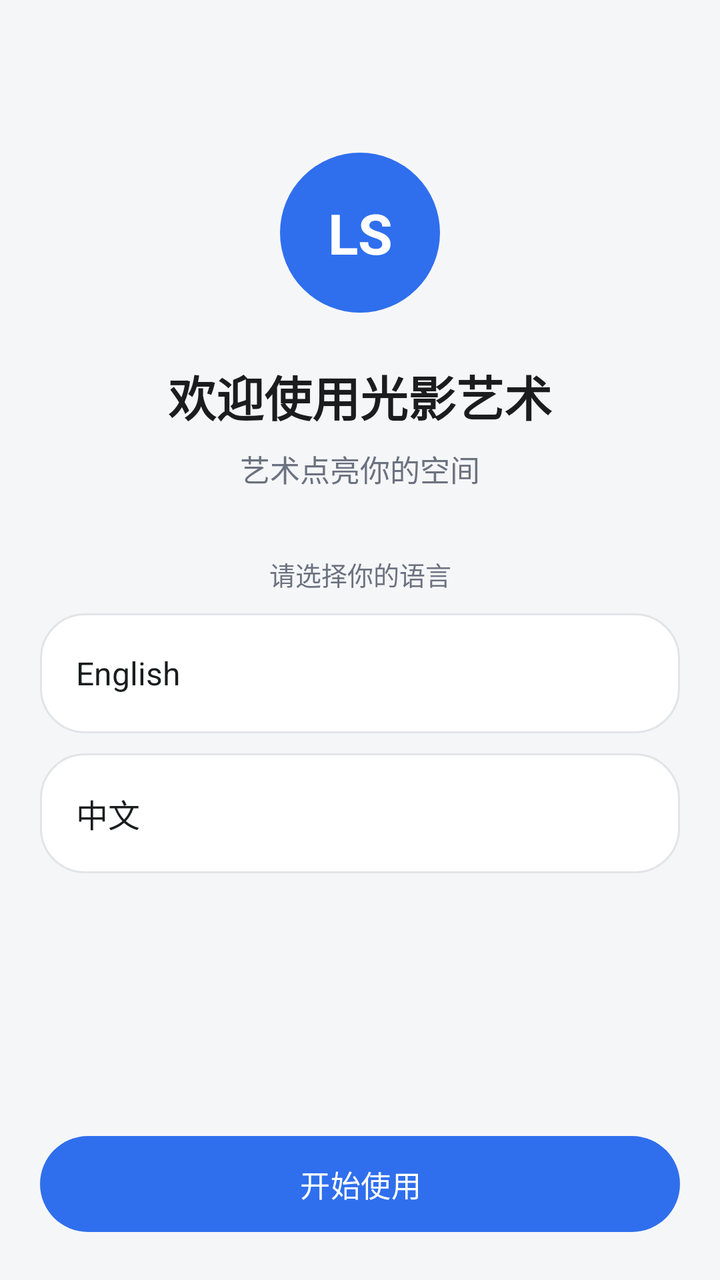
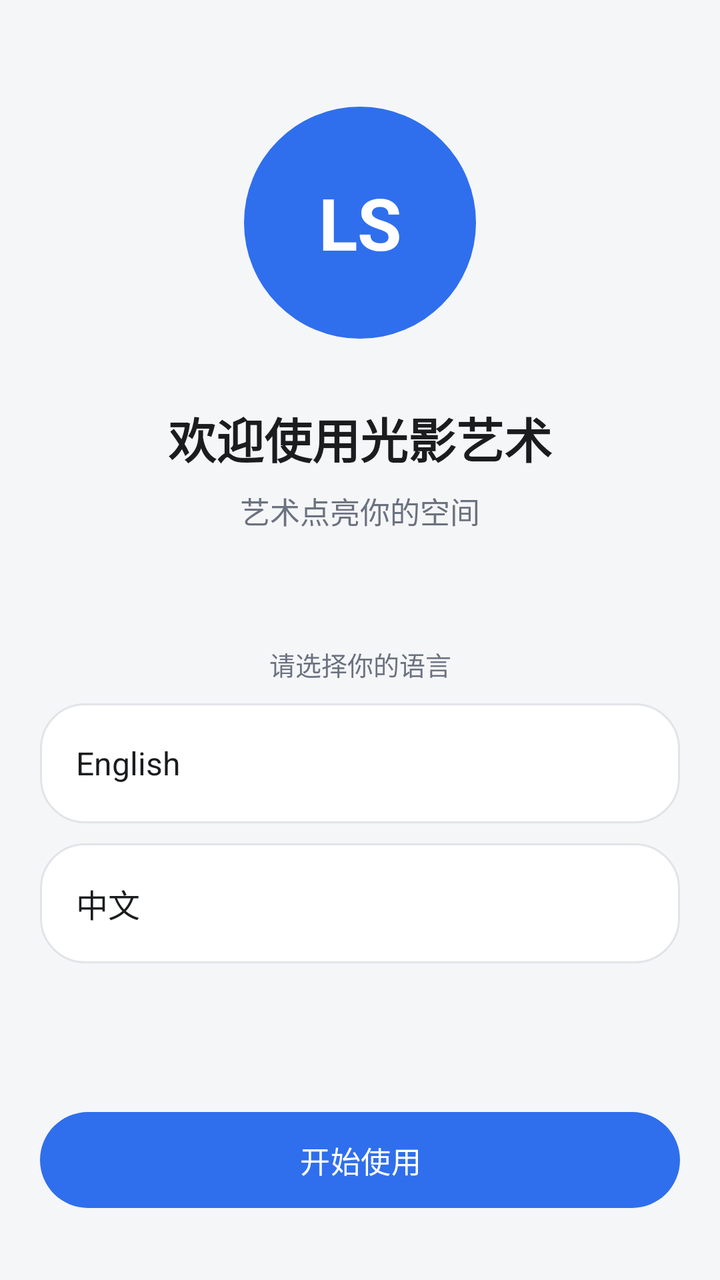

Compare the two renders of this Android layout. The source of the first and the diff that turns it into the second are given below.
<!-- AndroidManifest.xml: application theme Theme.LightShadowArtPhone -->
<!-- res/layout/activity_welcome.xml -->
<?xml version="1.0" encoding="utf-8"?>
<LinearLayout xmlns:android="http://schemas.android.com/apk/res/android"
    xmlns:app="http://schemas.android.com/apk/res-auto"
    android:layout_width="match_parent"
    android:layout_height="match_parent"
    android:background="@color/app_bg"
    android:orientation="vertical">

    <ScrollView
        android:layout_width="match_parent"
        android:layout_height="0dp"
        android:layout_weight="1"
        android:clipToPadding="false"
        android:fillViewport="true">

        <LinearLayout
            android:layout_width="match_parent"
            android:layout_height="wrap_content"
            android:orientation="vertical"
            android:paddingStart="@dimen/page_horizontal_padding"
            android:paddingTop="@dimen/page_vertical_padding"
            android:paddingEnd="@dimen/page_horizontal_padding"
            android:paddingBottom="@dimen/page_vertical_padding">

            
            <Space
                android:layout_width="match_parent"
                android:layout_height="0dp"
                android:layout_weight="0.4" />

            
            <TextView
                android:id="@+id/tv_welcome_logo"
                android:layout_width="80dp"
                android:layout_height="80dp"
                android:layout_gravity="center_horizontal"
                android:background="@drawable/bg_logo_disc"
                android:gravity="center"
                android:text="@string/welcome_logo_mark"
                android:textColor="@color/on_primary"
                android:textSize="28sp"
                android:textStyle="bold" />

            <TextView
                android:id="@+id/tv_welcome_title"
                style="@style/Text.TitleLarge"
                android:layout_width="match_parent"
                android:layout_height="wrap_content"
                android:layout_marginTop="24dp"
                android:gravity="center"
                android:text="@string/welcome_title" />

            <TextView
                android:id="@+id/tv_welcome_subtitle"
                style="@style/Text.Body"
                android:layout_width="match_parent"
                android:layout_height="wrap_content"
                android:layout_marginTop="8dp"
                android:gravity="center"
                android:text="@string/welcome_subtitle"
                android:textColor="@color/text_secondary" />

            
            <TextView
                style="@style/Text.Hint"
                android:layout_width="match_parent"
                android:layout_height="wrap_content"
                android:layout_marginTop="32dp"
                android:layout_marginBottom="@dimen/item_gap"
                android:gravity="center"
                android:text="@string/welcome_choose_language" />

            <LinearLayout
                android:id="@+id/card_language_en"
                android:layout_width="match_parent"
                android:layout_height="wrap_content"
                android:background="@drawable/bg_card_outline"
                android:clickable="true"
                android:contentDescription="@string/language_en"
                android:focusable="true"
                android:gravity="center_vertical"
                android:minHeight="60dp"
                android:orientation="horizontal"
                android:paddingStart="@dimen/card_padding"
                android:paddingEnd="@dimen/card_padding">

                <TextView
                    android:id="@+id/tv_language_en"
                    style="@style/Text.RowTitle"
                    android:layout_width="0dp"
                    android:layout_height="wrap_content"
                    android:layout_weight="1"
                    android:importantForAccessibility="no"
                    android:text="@string/language_en" />

                <ImageView
                    android:id="@+id/iv_language_en_check"
                    android:layout_width="22dp"
                    android:layout_height="22dp"
                    android:contentDescription="@null"
                    android:importantForAccessibility="no"
                    android:src="@drawable/ic_check_circle"
                    android:visibility="invisible"
                    app:tint="@color/primary_blue" />
            </LinearLayout>

            <LinearLayout
                android:id="@+id/card_language_zh"
                android:layout_width="match_parent"
                android:layout_height="wrap_content"
                android:layout_marginTop="@dimen/item_gap"
                android:background="@drawable/bg_card_outline"
                android:clickable="true"
                android:contentDescription="@string/language_zh"
                android:focusable="true"
                android:gravity="center_vertical"
                android:minHeight="60dp"
                android:orientation="horizontal"
                android:paddingStart="@dimen/card_padding"
                android:paddingEnd="@dimen/card_padding">

                <TextView
                    android:id="@+id/tv_language_zh"
                    style="@style/Text.RowTitle"
                    android:layout_width="0dp"
                    android:layout_height="wrap_content"
                    android:layout_weight="1"
                    android:importantForAccessibility="no"
                    android:text="@string/language_zh" />

                <ImageView
                    android:id="@+id/iv_language_zh_check"
                    android:layout_width="22dp"
                    android:layout_height="22dp"
                    android:contentDescription="@null"
                    android:importantForAccessibility="no"
                    android:src="@drawable/ic_check_circle"
                    android:visibility="invisible"
                    app:tint="@color/primary_blue" />
            </LinearLayout>

            
            <Space
                android:layout_width="match_parent"
                android:layout_height="0dp"
                android:layout_weight="1.0" />

            <com.google.android.material.button.MaterialButton
                android:id="@+id/btn_welcome_start"
                style="@style/PillButton"
                android:layout_width="match_parent"
                android:layout_height="wrap_content"
                android:text="@string/welcome_get_started" />
        </LinearLayout>
    </ScrollView>
</LinearLayout>
<!-- resources referenced by this layout -->
<resources>
  <color name="app_bg">#F5F6F8</color>
  <color name="on_primary">#FFFFFF</color>
  <color name="primary_blue">#2F6FED</color>
  <color name="text_secondary">#6B7280</color>
  <dimen name="card_padding">18dp</dimen>
  <dimen name="item_gap">10dp</dimen>
  <dimen name="page_horizontal_padding">20dp</dimen>
  <dimen name="page_vertical_padding">24dp</dimen>
  <!-- drawable bg_card_outline (drawable) -->
  <?xml version="1.0" encoding="utf-8"?>
  <shape xmlns:android="http://schemas.android.com/apk/res/android"
      android:shape="rectangle">
      <solid android:color="@color/card_bg" />
      <stroke
          android:width="@dimen/divider_width"
          android:color="@color/divider_stroke" />
      <corners android:radius="@dimen/corner_large" />
  </shape>
  <!-- drawable bg_logo_disc (drawable) -->
  <?xml version="1.0" encoding="utf-8"?>
  <shape xmlns:android="http://schemas.android.com/apk/res/android"
      android:shape="oval">
      <solid android:color="@color/primary_blue" />
  </shape>
  <!-- drawable ic_check_circle (drawable) -->
  <?xml version="1.0" encoding="utf-8"?>
  <vector xmlns:android="http://schemas.android.com/apk/res/android"
      android:width="24dp"
      android:height="24dp"
      android:viewportWidth="24"
      android:viewportHeight="24">
      <path
          android:fillColor="@color/text_primary"
          android:pathData="M12 2.8A9.2 9.2 0 1 0 12 21.2 9.2 9.2 0 0 0 12 2.8zm-1.3 13.3-3.4-3.4 1.5-1.5 1.9 1.9 4.9-4.9 1.5 1.5z" />
  </vector>
  <string name="language_en">English</string>
  <string name="language_zh">中文</string>
  <string name="welcome_choose_language">请选择你的语言</string>
  <string name="welcome_get_started">开始使用</string>
  <string name="welcome_logo_mark">LS</string>
  <string name="welcome_subtitle">艺术点亮你的空间</string>
  <string name="welcome_title">欢迎使用光影艺术</string>
  <style name="Text.Body" parent="">
          <item name="android:textColor">@color/text_primary</item>
          <item name="android:textSize">@dimen/text_body</item>
          <item name="android:lineSpacingMultiplier">1.15</item>
      </style>
  <style name="Text.Hint" parent="">
          <item name="android:textColor">@color/text_secondary</item>
          <item name="android:textSize">@dimen/text_hint</item>
      </style>
  <style name="Text.RowTitle" parent="">
          <item name="android:textColor">@color/text_primary</item>
          <item name="android:textSize">@dimen/text_row_title</item>
      </style>
  <style name="Text.TitleLarge" parent="">
          <item name="android:textColor">@color/text_primary</item>
          <item name="android:textSize">@dimen/text_title_large</item>
          <item name="android:textStyle">bold</item>
      </style>
  <color name="card_bg">#FFFFFF</color>
  <dimen name="divider_width">1dp</dimen>
  <color name="divider_stroke">#E2E4E8</color>
  <dimen name="corner_large">22dp</dimen>
  <color name="text_primary">#1A1C1E</color>
  <dimen name="touch_min_height">48dp</dimen>
  <dimen name="text_button">15sp</dimen>
  <dimen name="corner_pill">28dp</dimen>
  <dimen name="text_body">15sp</dimen>
  <dimen name="text_hint">13sp</dimen>
  <dimen name="text_row_title">16sp</dimen>
  <dimen name="text_title_large">24sp</dimen>
  <color name="primary_soft">#E9EFFD</color>
  <color name="card_tint">#F5F6F8</color>
  <color name="status_destructive">#C0392B</color>
  <!-- unchanged entries left out for length: 2 -->
</resources>

<!-- the commit's change to res/layout/activity_welcome.xml (unified diff, before → after) -->
@@ -31,14 +31,14 @@
             
             <TextView
                 android:id="@+id/tv_welcome_logo"
-                android:layout_width="80dp"
-                android:layout_height="80dp"
+                android:layout_width="@dimen/welcome_logo_size"
+                android:layout_height="@dimen/welcome_logo_size"
                 android:layout_gravity="center_horizontal"
                 android:background="@drawable/bg_logo_disc"
                 android:gravity="center"
                 android:text="@string/welcome_logo_mark"
                 android:textColor="@color/on_primary"
-                android:textSize="28sp"
+                android:textSize="@dimen/text_welcome_logo"
                 android:textStyle="bold" />
 
             <TextView
@@ -46,7 +46,7 @@
                 style="@style/Text.TitleLarge"
                 android:layout_width="match_parent"
                 android:layout_height="wrap_content"
-                android:layout_marginTop="24dp"
+                android:layout_marginTop="@dimen/welcome_title_gap"
                 android:gravity="center"
                 android:text="@string/welcome_title" />
 
@@ -55,7 +55,7 @@
                 style="@style/Text.Body"
                 android:layout_width="match_parent"
                 android:layout_height="wrap_content"
-                android:layout_marginTop="8dp"
+                android:layout_marginTop="@dimen/welcome_subtitle_gap"
                 android:gravity="center"
                 android:text="@string/welcome_subtitle"
                 android:textColor="@color/text_secondary" />
@@ -65,7 +65,7 @@
                 style="@style/Text.Hint"
                 android:layout_width="match_parent"
                 android:layout_height="wrap_content"
-                android:layout_marginTop="32dp"
+                android:layout_marginTop="@dimen/welcome_language_gap"
                 android:layout_marginBottom="@dimen/item_gap"
                 android:gravity="center"
                 android:text="@string/welcome_choose_language" />
@@ -150,6 +150,7 @@
                 style="@style/PillButton"
                 android:layout_width="match_parent"
                 android:layout_height="wrap_content"
+                android:layout_marginBottom="@dimen/welcome_start_bottom_gap"
                 android:text="@string/welcome_get_started" />
         </LinearLayout>
     </ScrollView>
<!-- resource entries referenced after the edit -->
@@ -8,6 +8,12 @@
   <dimen name="item_gap">10dp</dimen>
   <dimen name="page_horizontal_padding">20dp</dimen>
   <dimen name="page_vertical_padding">24dp</dimen>
+  <dimen name="text_welcome_logo">36sp</dimen>
+  <dimen name="welcome_language_gap">56dp</dimen>
+  <dimen name="welcome_logo_size">116dp</dimen>
+  <dimen name="welcome_start_bottom_gap">12dp</dimen>
+  <dimen name="welcome_subtitle_gap">8dp</dimen>
+  <dimen name="welcome_title_gap">32dp</dimen>
   <!-- drawable bg_card_outline (drawable) -->
   <?xml version="1.0" encoding="utf-8"?>
   <shape xmlns:android="http://schemas.android.com/apk/res/android"
